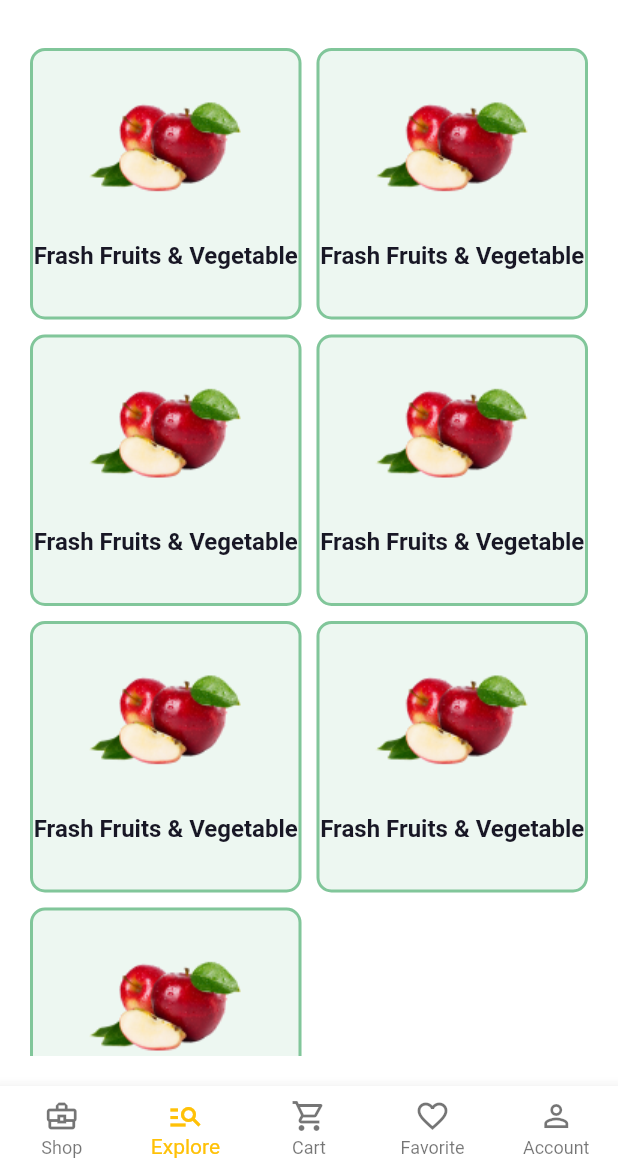
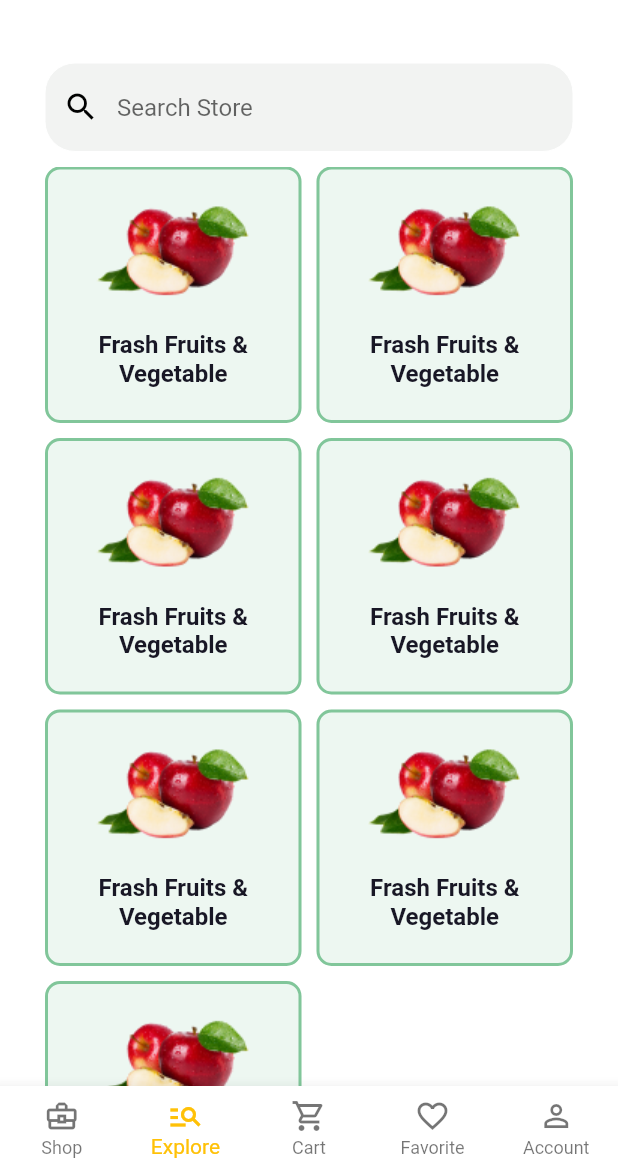
Before and after one commit to marlonchalegre/grocery_store, a Flutter app: the screen it shows after launch, swiped to page 2, on a phone screen of 412 x 824 dp, the part 66-1236 px from its top. Run offline on Flutter 3.47's test engine with Material 2 defaults, Android fonts, the phone set to English and light mode, and no system bars; Roboto replaces fonts that are missing (Gilroy).

Commit message:
Add search box on explore page

```diff
--- a/lib/controllers/son_controller.dart
+++ b/lib/controllers/son_controller.dart
@@ -1,14 +1,14 @@
 import 'package:flutter/material.dart';
 
 class MeuFilhoController extends ChangeNotifier {
-  Color _color = Colors.amber;
+  MaterialColor _color = Colors.amber;
 
-  set color(Color color) {
+  set color(MaterialColor color) {
     this._color = color;
     this.notifyListeners();
   }
 
-  Color get color {
+  MaterialColor get color {
     return _color;
   }
 }
--- a/lib/page/explore_page.dart
+++ b/lib/page/explore_page.dart
@@ -9,7 +9,27 @@ class ExplorerPage extends StatelessWidget {
   Widget build(BuildContext context) {
     return Container(
       child: Padding(
-        padding: const EdgeInsets.all(20.0),
+        padding: const EdgeInsets.only(top: 30, left: 30, right: 30),
+        child: Column(
+          children: [
+            TextField(
+              cursorColor: Colors.grey,
+              decoration: InputDecoration(
+                filled: true,
+                fillColor: GroceryColors.lightGrey,
+                hintText: "Search Store",
+                prefixIcon: Icon(
+                  Icons.search,
+                  color: Colors.black,
+                ),
+                enabledBorder: textFieldDecoration(),
+                focusedBorder: textFieldDecoration(),
+              ),
+            ),
+            SizedBox(
+              height: 10,
+            ),
+            Expanded(
               child: GridView.count(
                 crossAxisCount: 2,
                 mainAxisSpacing: 10,
@@ -61,6 +81,9 @@ class ExplorerPage extends StatelessWidget {
                 ],
               ),
             ),
+          ],
+        ),
+      ),
     );
   }
 
```
Also changed, not shown: lib/page/parent_page.dart (+22 -3 lines), lib/widget/son_widget.dart (+10 -2 lines). Lines whose indentation alone changed are shown as unchanged.
